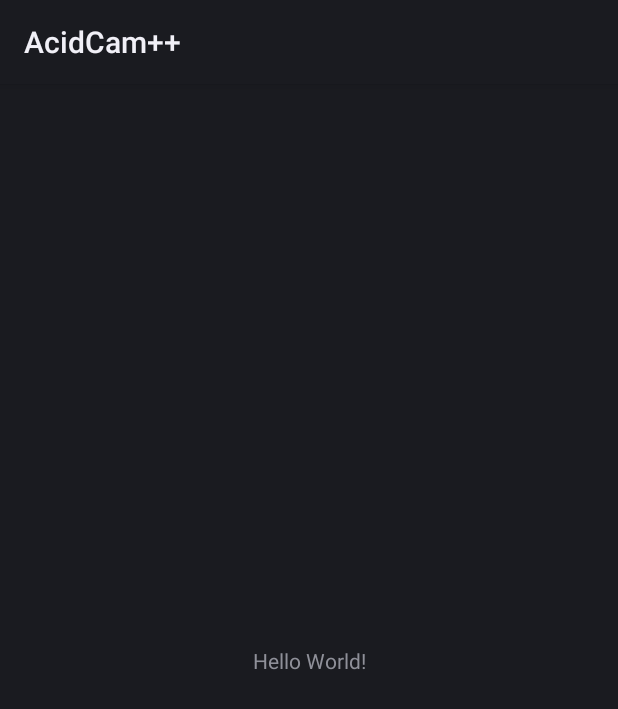
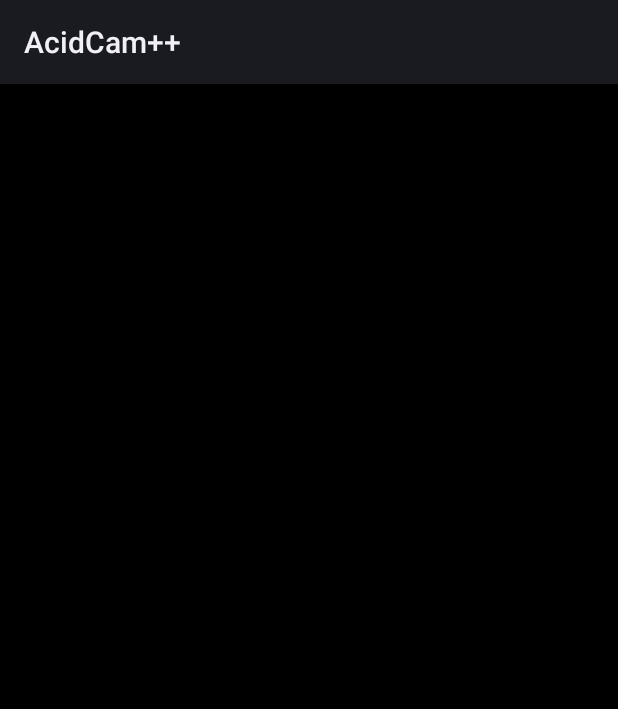
Before and after one commit to lostjared/AcidCam_Android, an Android app: the layout activity_main.xml on its own in the app's theme, with its tools: preview values and no code run, on a phone screen of 412 x 824 dp. Shown: the top 709 px of the screen. Run offline under Robolectric (Android 15) with nearby library versions, the phone set to English and light mode, and no system bars.

Commit message:
updated resources

```diff
--- a/app/src/main/res/layout/activity_main.xml
+++ b/app/src/main/res/layout/activity_main.xml
@@ -4,15 +4,6 @@
     xmlns:tools="http://schemas.android.com/tools"
     android:layout_width="match_parent"
     android:layout_height="match_parent"
-    tools:context=".MainActivity">
-
-    <TextView
-        android:layout_width="wrap_content"
-        android:layout_height="wrap_content"
-        android:text="Hello World!"
-        app:layout_constraintBottom_toBottomOf="parent"
-        app:layout_constraintLeft_toLeftOf="parent"
-        app:layout_constraintRight_toRightOf="parent"
-        app:layout_constraintTop_toTopOf="parent" />
-
+    android:background="#000000">
+    tools:context=".SessionStart">
 </androidx.constraintlayout.widget.ConstraintLayout>
```
